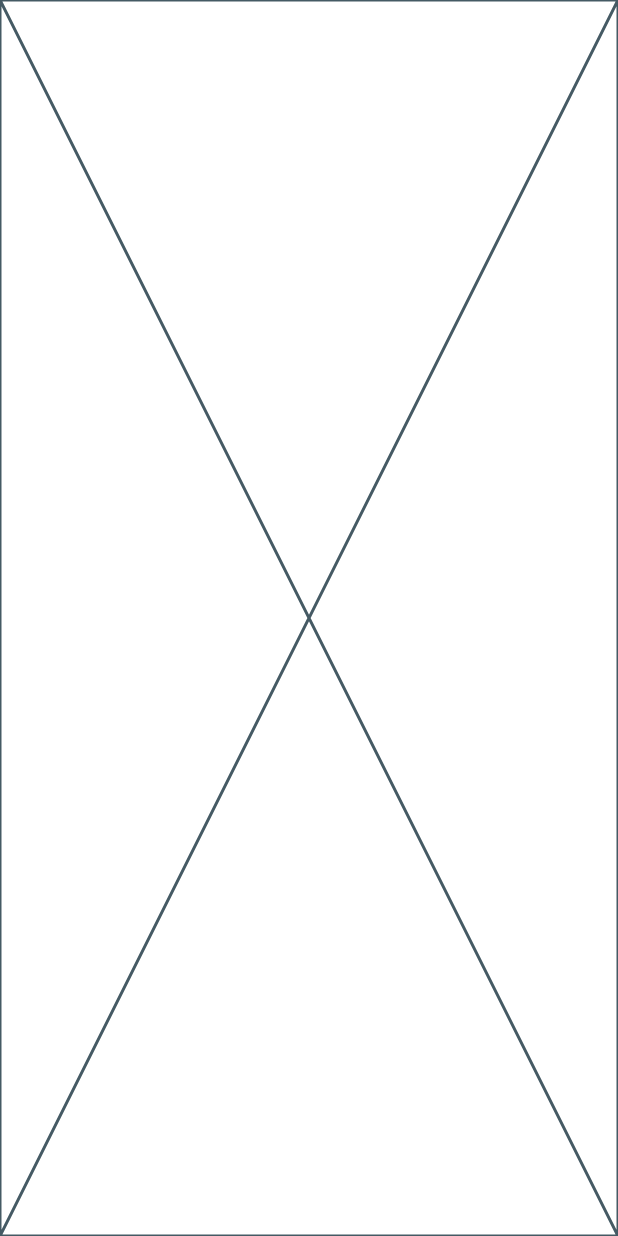
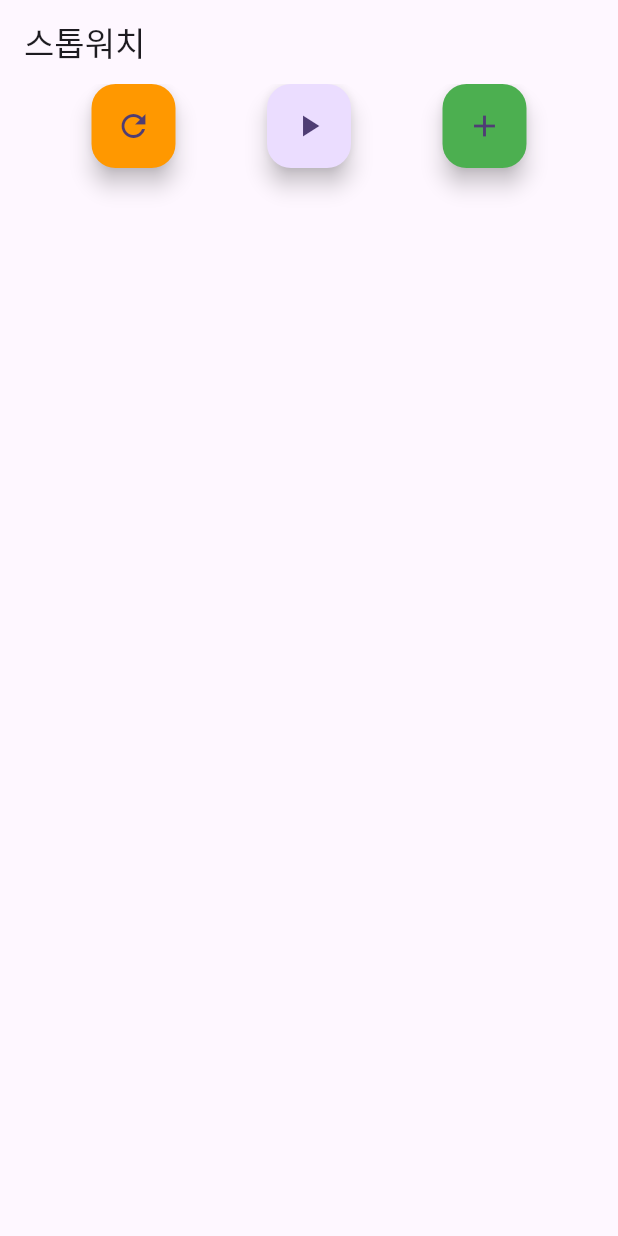
Before and after one commit to hwangtaewook/flutter_stopwatch, a Flutter app: the screen it shows after launch, on a phone screen of 412 x 824 dp. Run offline on Flutter 3.47's test engine with Material 3 defaults, Android fonts, the phone set to English and light mode, and no system bars.

Commit message:
feat : 시작, 일시정지 버튼 UI작성

```diff
--- a/lib/stopwatch_screen.dart
+++ b/lib/stopwatch_screen.dart
@@ -5,6 +5,33 @@ class StopwatchScreen extends StatelessWidget {
 
   @override
   Widget build(BuildContext context) {
-    return const Placeholder();
+    return Scaffold(
+      appBar: AppBar(
+        title: const Text('스톱워치'),
+      ),
+      body: Column(
+        children: [
+          Row(
+            mainAxisAlignment: MainAxisAlignment.spaceEvenly,
+            children: [
+              FloatingActionButton(
+                backgroundColor: Colors.orange,
+                onPressed: () {},
+                child: const Icon(Icons.refresh),
+              ),
+              FloatingActionButton(
+                onPressed: () {},
+                child: const Icon(Icons.play_arrow),
+              ),
+              FloatingActionButton(
+                backgroundColor: Colors.green,
+                onPressed: () {},
+                child: const Icon(Icons.add),
+              ),
+            ],
+          )
+        ],
+      ),
+    );
   }
 }
```
